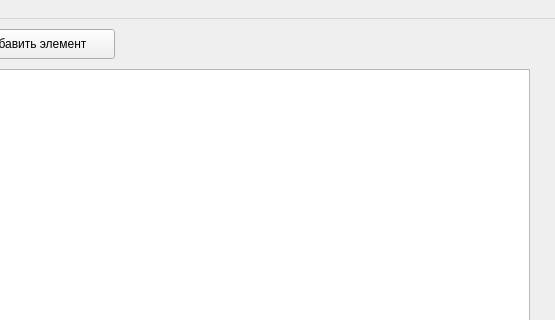
The window that mainwindow.ui (TekatoKiary/TableEditor) describes before a commit, drawn with Qt 5; both pictures show x 245 to 800 and y 0 to 320 of the 800 by 700 pixel window.
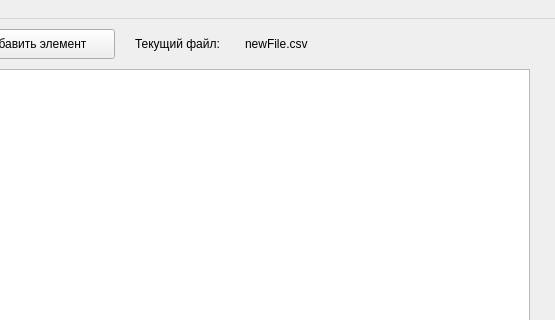
The same window after the commit.

The edit to the form file:
```diff
--- a/mainwindow.ui
+++ b/mainwindow.ui
@@ -56,6 +56,38 @@
      <string>Добавить столбец</string>
     </property>
    </widget>
+   <widget class="QLabel" name="currentFileLabel">
+    <property name="geometry">
+     <rect>
+      <x>380</x>
+      <y>10</y>
+      <width>110</width>
+      <height>30</height>
+     </rect>
+    </property>
+    <property name="text">
+     <string>Текущий файл:</string>
+    </property>
+   </widget>
+   <widget class="QLabel" name="currentFileNameLabel">
+    <property name="geometry">
+     <rect>
+      <x>490</x>
+      <y>10</y>
+      <width>100</width>
+      <height>30</height>
+     </rect>
+    </property>
+    <property name="sizePolicy">
+     <sizepolicy hsizetype="MinimumExpanding" vsizetype="Preferred">
+      <horstretch>0</horstretch>
+      <verstretch>0</verstretch>
+     </sizepolicy>
+    </property>
+    <property name="text">
+     <string>newFile.csv</string>
+    </property>
+   </widget>
   </widget>
   <widget class="QMenuBar" name="menubar">
    <property name="geometry">
```
Left out of the diff: 17 changed lines with no effect on the pictures.
